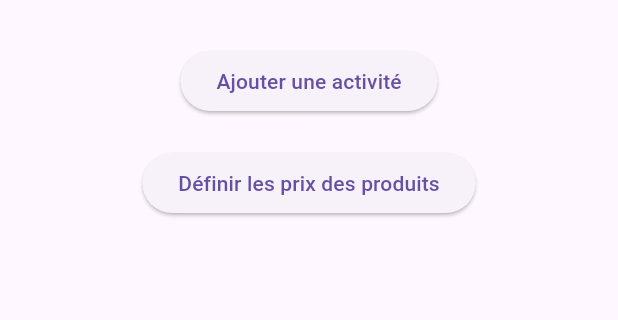
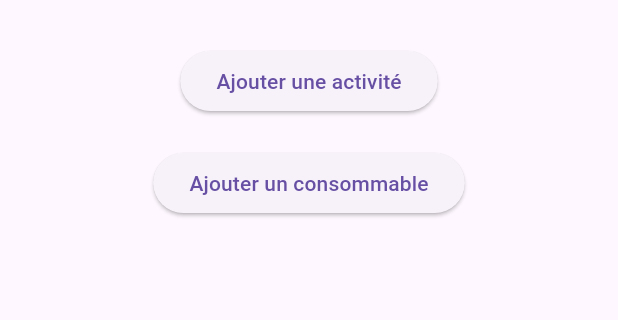
Before and after one commit to ChrisBradford2/Kermessio, a Flutter app: the BoothHolderView screen opened directly with empty values, on a phone screen of 412 x 824 dp, the part 210-530 px from its top. Run offline on Flutter 3.47's test engine with Material 3 defaults, Android fonts, the phone set to English and light mode, and no system bars; our stand-ins replace equatable, flutter_bloc, flutter_dotenv; missing offline and left inert: flutter_stripe.

Commit message:
#4 : Add subfolder on screen.

```diff
--- a/front/lib/main.dart
+++ b/front/lib/main.dart
@@ -9,7 +9,7 @@ import 'repositories/auth_repository.dart';
 import 'blocs/auth_bloc.dart';
 import 'screens/login_page.dart';
 import 'screens/register_page.dart';
-import 'screens/home_page.dart';
+import 'screens/home/home_page.dart';
 import 'blocs/auth_state.dart';
 
 void main() async {
--- a/front/lib/screens/create_child_page.dart
+++ b/front/lib/screens/child/create_child_page.dart
@@ -1,8 +1,8 @@
 import 'package:flutter/material.dart';
-import '../repositories/child_repository.dart';
+import '../../repositories/child_repository.dart';
 import 'package:flutter_bloc/flutter_bloc.dart';
-import '../blocs/auth_bloc.dart';
-import '../blocs/auth_state.dart';
+import '../../blocs/auth_bloc.dart';
+import '../../blocs/auth_state.dart';
 
 class CreateChildPage extends StatefulWidget {
   const CreateChildPage({super.key});
--- a/front/lib/screens/booth_holder_view.dart
+++ b/front/lib/screens/home/booth_holder_view.dart
@@ -1,5 +1,5 @@
 import 'package:flutter/material.dart';
-import '../models/user_model.dart';
+import '../../models/user_model.dart';
 
 class BoothHolderView extends StatelessWidget {
   final User user;
@@ -30,7 +30,7 @@ class BoothHolderView extends StatelessWidget {
               onPressed: () {
                 // Naviguer vers la page pour définir les prix des produits
               },
-              child: const Text("Définir les prix des produits"),
+              child: const Text("Ajouter un consommable"),
             ),
           ],
         ),
--- a/front/lib/screens/home_page.dart
+++ b/front/lib/screens/home/home_page.dart
@@ -1,7 +1,7 @@
 import 'package:flutter/material.dart';
 import 'package:flutter_bloc/flutter_bloc.dart';
-import '../blocs/auth_bloc.dart';
-import '../blocs/auth_state.dart';
+import '../../blocs/auth_bloc.dart';
+import '../../blocs/auth_state.dart';
 import 'parent_view.dart';
 import 'booth_holder_view.dart';
 
--- a/front/lib/screens/buy_tokens_page.dart
+++ b/front/lib/screens/tokens/buy_tokens_page.dart
@@ -6,9 +6,9 @@ import 'package:http/http.dart' as http;
 import 'package:flutter/material.dart';
 import 'package:flutter_stripe/flutter_stripe.dart';
 
-import '../blocs/auth_bloc.dart';
-import '../blocs/auth_event.dart';
-import '../blocs/auth_state.dart';
+import '../../blocs/auth_bloc.dart';
+import '../../blocs/auth_event.dart';
+import '../../blocs/auth_state.dart';
 
 class BuyTokensPage extends StatefulWidget {
   const BuyTokensPage({super.key});
```
Also changed, not shown: front/lib/screens/child/child_details_page.dart (renamed from front/lib/screens/child_details_page.dart, +5 -5 lines), front/lib/screens/home/parent_view.dart (renamed from front/lib/screens/parent_view.dart, +10 -10 lines).
